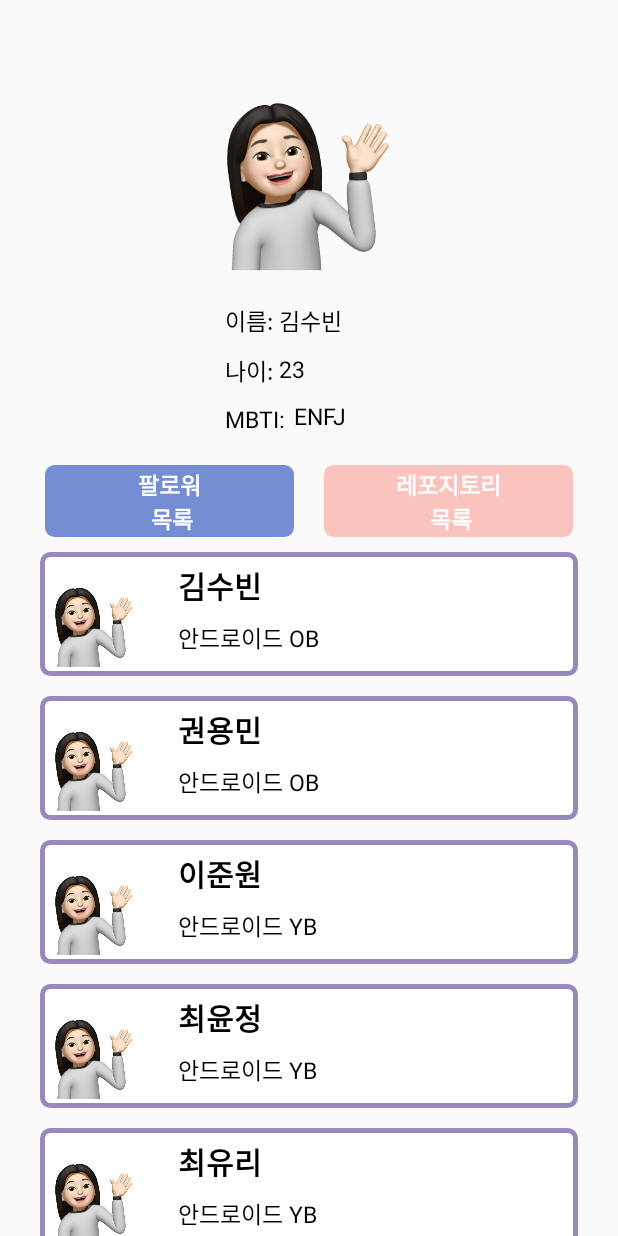
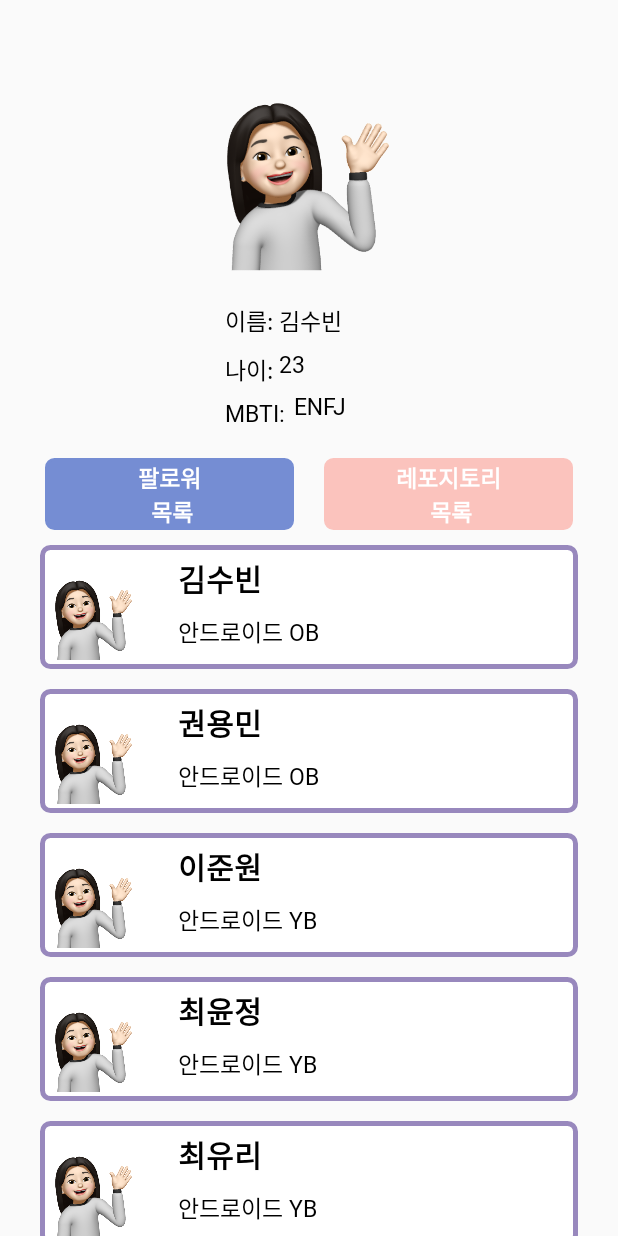
Before and after one commit to Hott6/Hot-subeen, an Android app: the HomeActivity screen opened directly, with no data from a screen before it, on a phone screen of 412 x 824 dp. Run offline under Robolectric (Android 15) with nearby library versions, the phone set to English and light mode, and no system bars; our stand-ins replace data binding.

Commit message:
[FEAT] font 적용

```diff
--- a/app/src/main/res/layout/activity_home.xml
+++ b/app/src/main/res/layout/activity_home.xml
@@ -33,6 +33,8 @@
             android:layout_height="wrap_content"
             android:layout_marginHorizontal="20dp"
             android:layout_marginTop="20dp"
+            android:fontFamily="@font/noto_sans_kr_regular"
+            android:includeFontPadding="false"
             android:text="이름: "
             android:textColor="@color/black"
             android:textSize="15sp"
@@ -44,6 +46,8 @@
             android:layout_width="0dp"
             android:layout_height="wrap_content"
             android:layout_marginTop="20dp"
+            android:fontFamily="@font/noto_sans_kr_regular"
+            android:includeFontPadding="false"
             android:text="@{user.name}"
             android:textColor="@color/black"
             android:textSize="15sp"
@@ -56,6 +60,8 @@
             android:layout_height="wrap_content"
             android:layout_marginHorizontal="20dp"
             android:layout_marginTop="10dp"
+            android:fontFamily="@font/noto_sans_kr_regular"
+            android:includeFontPadding="false"
             android:text="나이: "
             android:textColor="@color/black"
             android:textSize="15sp"
@@ -67,6 +73,8 @@
             android:layout_width="0dp"
             android:layout_height="wrap_content"
             android:layout_marginTop="10dp"
+            android:fontFamily="@font/noto_sans_kr_regular"
+            android:includeFontPadding="false"
             android:text="@{user.age}"
             android:textColor="@color/black"
             android:textSize="15sp"
@@ -79,6 +87,8 @@
             android:layout_height="wrap_content"
             android:layout_marginHorizontal="20dp"
             android:layout_marginTop="10dp"
+            android:fontFamily="@font/noto_sans_kr_regular"
+            android:includeFontPadding="false"
             android:text="MBTI: "
             android:textColor="@color/black"
             android:textSize="15sp"
@@ -91,6 +101,8 @@
             android:layout_height="wrap_content"
             android:layout_marginStart="10dp"
             android:layout_marginTop="10dp"
+            android:fontFamily="@font/noto_sans_kr_regular"
+            android:includeFontPadding="false"
             android:text="@{user.mbti}"
             android:textColor="@color/black"
             android:textSize="15sp"
@@ -106,6 +118,8 @@
             android:layout_marginEnd="10dp"
             android:background="@drawable/button_shape"
             android:backgroundTint="@color/blue"
+            android:fontFamily="@font/noto_sans_kr_regular"
+            android:includeFontPadding="false"
             android:text="팔로워\n 목록"
             android:textColor="@color/white"
             android:textSize="15sp"
@@ -123,6 +137,8 @@
             android:layout_marginEnd="30dp"
             android:background="@drawable/button_shape"
             android:backgroundTint="@color/pink"
+            android:fontFamily="@font/noto_sans_kr_regular"
+            android:includeFontPadding="false"
             android:text="레포지토리\n 목록"
             android:textColor="@color/white"
             android:textSize="15sp"
--- a/app/src/main/res/layout/fragment_home.xml
+++ b/app/src/main/res/layout/fragment_home.xml
@@ -31,6 +31,8 @@
             android:layout_width="wrap_content"
             android:layout_height="wrap_content"
             android:layout_marginTop="15dp"
+            android:fontFamily="@font/noto_sans_kr_bold"
+            android:includeFontPadding="false"
             android:text="GitHub"
             android:textColor="@color/sopt_black2"
             android:textSize="20sp"
@@ -43,8 +45,8 @@
         android:id="@+id/home_tablayout"
         android:layout_width="match_parent"
         android:layout_height="wrap_content"
+        android:layout_marginTop="45dp"
         android:background="@color/white"
-        android:layout_marginTop="45dp"
         app:layout_constraintTop_toBottomOf="@id/layout_top"
         app:tabIndicatorColor="@color/sopt_main_purple"
         app:tabMode="fixed"
--- a/app/src/main/res/layout/item_follower_list.xml
+++ b/app/src/main/res/layout/item_follower_list.xml
@@ -4,6 +4,7 @@
     xmlns:tools="http://schemas.android.com/tools">
 
     <data>
+
         <variable
             name="follower"
             type="org.sopt.seminar.presentation.follower.FollowerData" />
@@ -33,6 +34,8 @@
             android:layout_height="wrap_content"
             android:layout_marginStart="20dp"
             android:layout_marginTop="2dp"
+            android:fontFamily="@font/noto_sans_kr_bold"
+            android:includeFontPadding="false"
             android:text="@{follower.name}"
             android:textColor="@color/black"
             android:textSize="20sp"
@@ -45,6 +48,8 @@
             android:id="@+id/tv_introduce"
             android:layout_width="wrap_content"
             android:layout_height="wrap_content"
+            android:fontFamily="@font/noto_sans_kr_regular"
+            android:includeFontPadding="false"
             android:text="@{follower.introduction}"
             android:textColor="@color/black"
             android:textSize="15sp"
--- a/app/src/main/res/layout/item_repo_list.xml
+++ b/app/src/main/res/layout/item_repo_list.xml
@@ -27,6 +27,8 @@
             android:layout_marginTop="2dp"
             android:ellipsize="end"
             android:ems="8"
+            android:fontFamily="@font/noto_sans_kr_bold"
+            android:includeFontPadding="false"
             android:maxLines="1"
             android:text="@{repo.repo}"
             android:textColor="@color/black"
@@ -43,6 +45,8 @@
             android:layout_marginTop="5dp"
             android:ellipsize="end"
             android:ems="7"
+            android:fontFamily="@font/noto_sans_kr_regular"
+            android:includeFontPadding="false"
             android:maxLines="1"
             android:text="@{repo.introduction}"
             android:textColor="@color/black"
```
Also changed, not shown: app/src/main/res/layout/activity_sign_in.xml (+12 -0 lines), app/src/main/res/layout/activity_sign_up.xml (+18 -1 lines).
